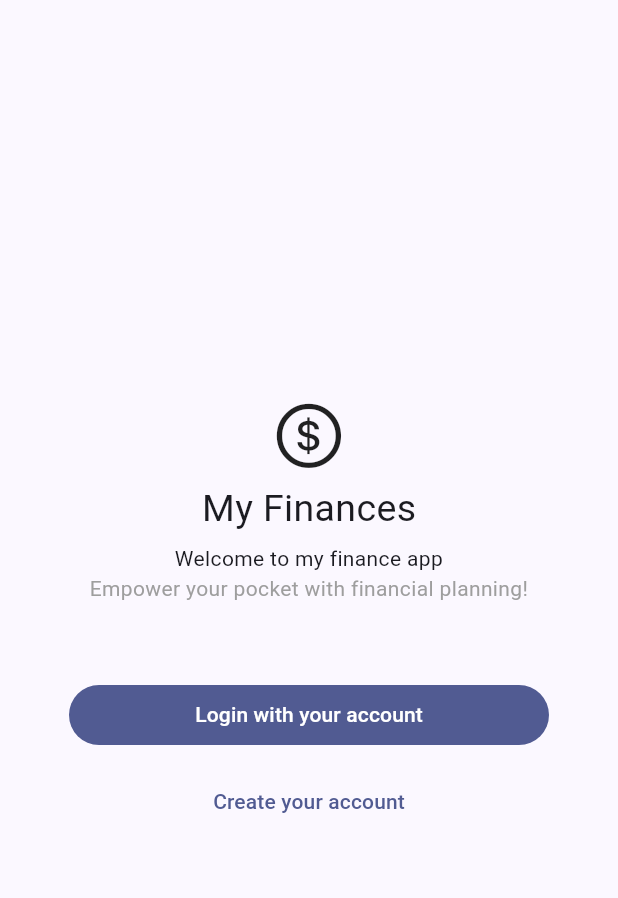
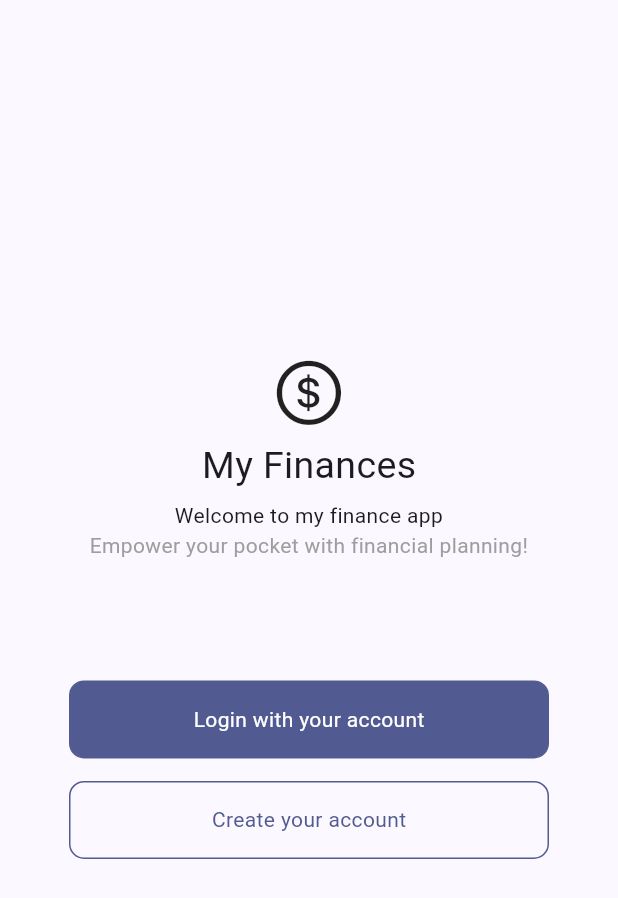
Before and after one commit to eduardoazvd17/my_finances, a Flutter app: the screen it shows after launch, on a phone screen of 412 x 824 dp. Shown: the top 898 px of the screen. Run offline on Flutter 3.47's test engine with Material 2 defaults, Android fonts, the phone set to English and light mode, and no system bars; our stand-ins replace get, localization.

Commit message:
Finishing welcome screen UI

```diff
--- a/lib/src/features/authentication/presentation/pages/welcome_page.dart
+++ b/lib/src/features/authentication/presentation/pages/welcome_page.dart
@@ -1,6 +1,7 @@
 import 'package:flutter/material.dart';
 import 'package:localization/localization.dart';
 import 'package:myfinances/src/core/presentation/widgets/app_logo.dart';
+import 'package:myfinances/src/core/presentation/widgets/button_widget.dart';
 
 class WelcomePage extends StatelessWidget {
   const WelcomePage({super.key});
@@ -11,6 +12,8 @@ class WelcomePage extends StatelessWidget {
       body: SafeArea(
         child: Padding(
           padding: const EdgeInsets.symmetric(vertical: 8.0, horizontal: 16),
+          child: Center(
+            child: SingleChildScrollView(
               child: Column(
                 mainAxisAlignment: MainAxisAlignment.center,
                 children: [
@@ -26,7 +29,7 @@ class WelcomePage extends StatelessWidget {
                     ),
                   ),
                   Padding(
-                padding: const EdgeInsets.only(bottom: 50),
+                    padding: const EdgeInsets.only(bottom: 80),
                     child: Text(
                       'slogan-text'.i18n(),
                       textAlign: TextAlign.center,
@@ -38,39 +41,33 @@ class WelcomePage extends StatelessWidget {
                     child: Row(
                       children: [
                         Expanded(
-                      child: TextButton(
-                        onPressed: () {},
-                        style: ButtonStyle(
-                          backgroundColor: MaterialStateProperty.all(
-                            Theme.of(context).primaryColor,
-                          ),
-                          foregroundColor: MaterialStateProperty.all(
-                            Colors.white,
-                          ),
-                          overlayColor: MaterialStateProperty.all(
-                            Colors.grey.withOpacity(0.25),
-                          ),
-                        ),
-                        child: Text('login-button-text'.i18n()),
+                          child: ButtonWidget(
+                            text: 'login-button-text'.i18n(),
+                            backgroundColor: Theme.of(context).primaryColor,
+                            foregroundColor: Colors.white,
+                            onTap: () {},
                           ),
                         ),
                       ],
                     ),
                   ),
                   Padding(
-                padding: const EdgeInsets.only(top: 10.0, right: 30, left: 30),
+                    padding: const EdgeInsets.symmetric(
+                        vertical: 15.0, horizontal: 30),
                     child: Row(
                       children: [
                         Expanded(
-                      child: TextButton(
-                        onPressed: () {},
-                        child: Text('register-button-text'.i18n()),
+                          child: ButtonWidget(
+                            text: 'register-button-text'.i18n(),
+                            onTap: () {},
                           ),
                         ),
                       ],
                     ),
+                  )
+                ],
               ),
-            ],
+            ),
           ),
         ),
       ),
```
Lines whose indentation alone changed are shown as unchanged.
